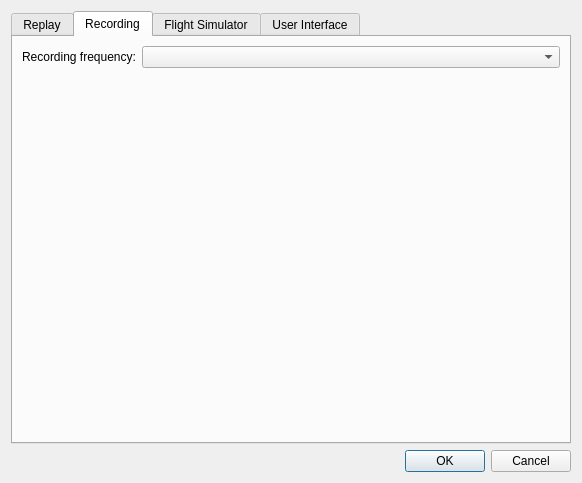
This is src/UserInterface/src/Dialog/SettingsDialog.ui in till213/SkyDolly as Qt 5 draws it before an edit. The edited form follows.
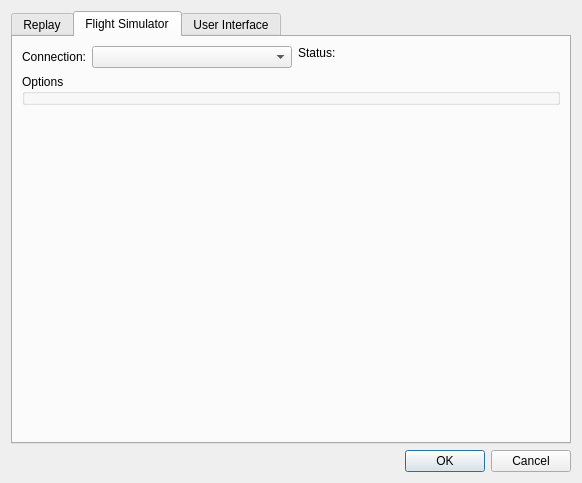
This is the edited form. The open tabs and pages were chosen to show the change. Custom widgets are drawn as their Qt base class.

Commit message: Feature/remove recording sample frequency choice (#149)

```diff
--- a/src/UserInterface/src/Dialog/SettingsDialog.ui
+++ b/src/UserInterface/src/Dialog/SettingsDialog.ui
@@ -177,46 +177,6 @@
        </item>
       </layout>
      </widget>
-     <widget class="QWidget" name="tab">
-      <attribute name="title">
-       <string>Recording</string>
-      </attribute>
-      <layout class="QFormLayout" name="formLayout_2">
-       <item row="0" column="0">
-        <widget class="QLabel" name="label_5">
-         <property name="text">
-          <string>Recording frequency:</string>
-         </property>
-        </widget>
-       </item>
-       <item row="0" column="1">
-        <widget class="QComboBox" name="recordFrequencyComboBox">
-         <property name="minimumSize">
-          <size>
-           <width>100</width>
-           <height>0</height>
-          </size>
-         </property>
-         <property name="toolTip">
-          <string>Select the frequency with which data is being sampled. Lower frequencies result in smaller recordings. &quot;Auto&quot; records whenever data becomes available.</string>
-         </property>
-        </widget>
-       </item>
-       <item row="1" column="1">
-        <spacer name="verticalSpacer_5">
-         <property name="orientation">
-          <enum>Qt::Vertical</enum>
-         </property>
-         <property name="sizeHint" stdset="0">
-          <size>
-           <width>20</width>
-           <height>40</height>
-          </size>
-         </property>
-        </spacer>
-       </item>
-      </layout>
-     </widget>
      <widget class="QWidget" name="tab_4">
       <attribute name="title">
        <string>Flight Simulator</string>
```
Left out of the diff: 2 changed lines with no effect on the pictures. The commit also changes 30 other files.
